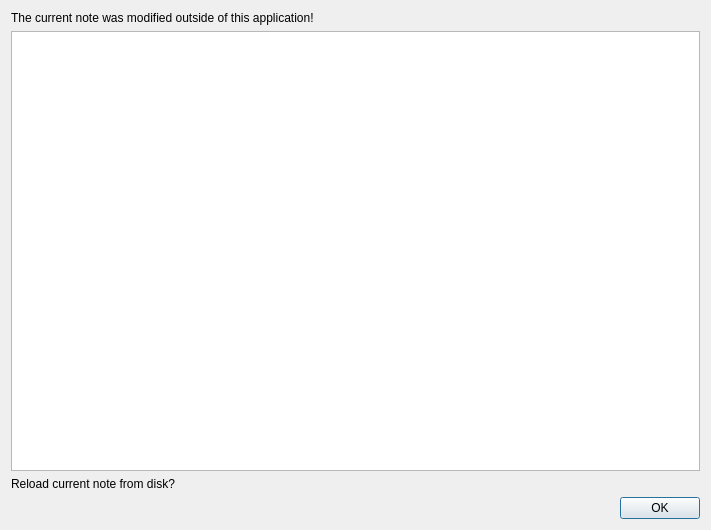
pbek/QOwnNotes, file src/notediffdialog.ui: the form before one commit.
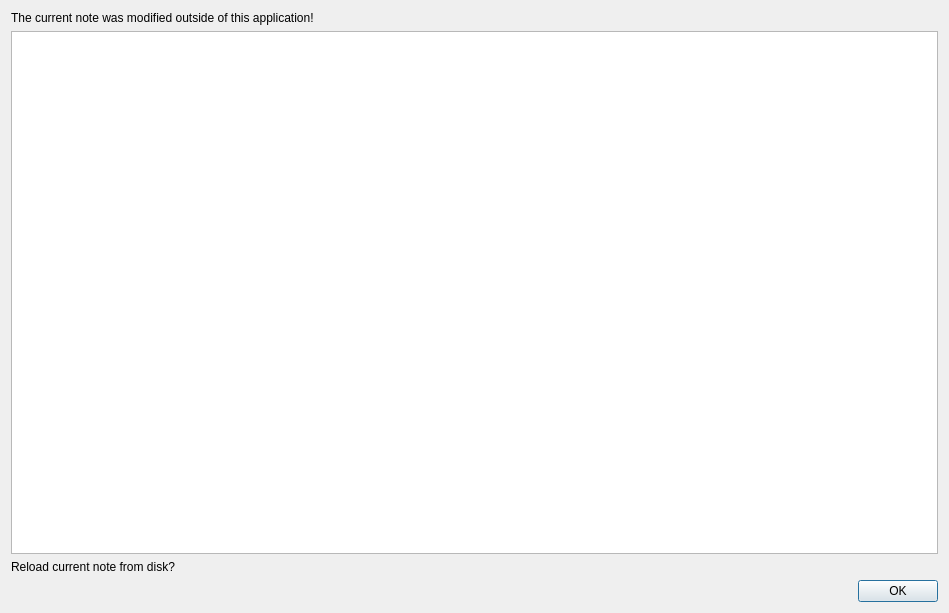
The form after the commit.

What changed in the file:
```diff
--- a/src/notediffdialog.ui
+++ b/src/notediffdialog.ui
@@ -9,8 +9,8 @@
    <rect>
     <x>0</x>
     <y>0</y>
-    <width>711</width>
-    <height>530</height>
+    <width>949</width>
+    <height>613</height>
    </rect>
   </property>
   <property name="windowTitle">
```
